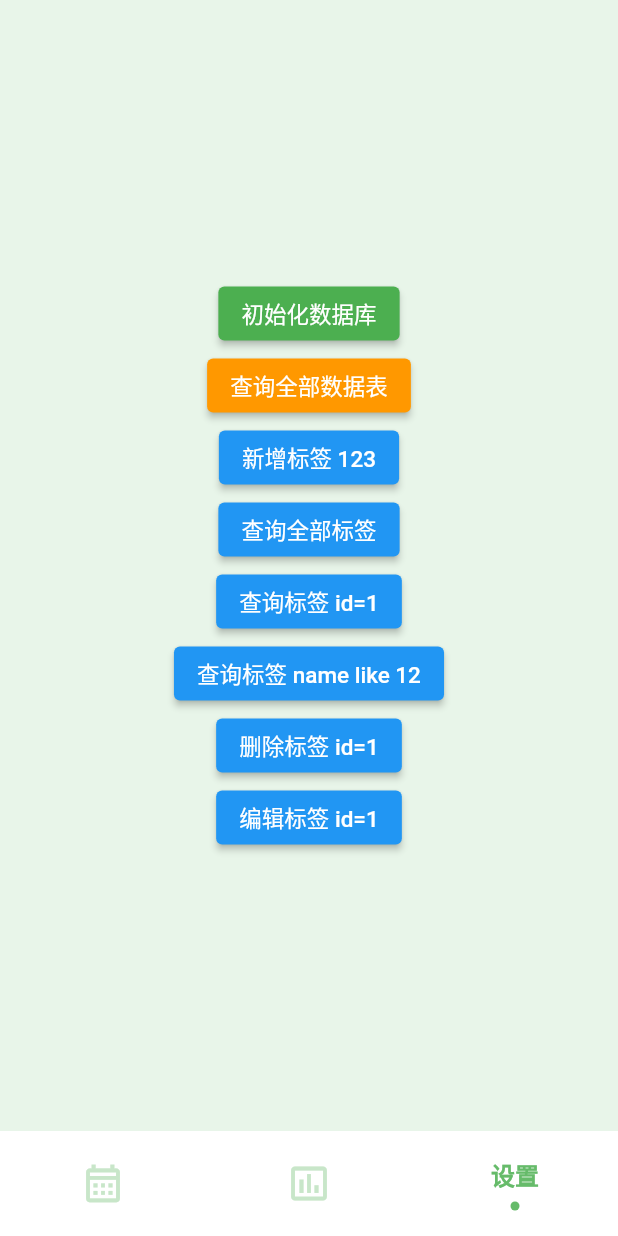
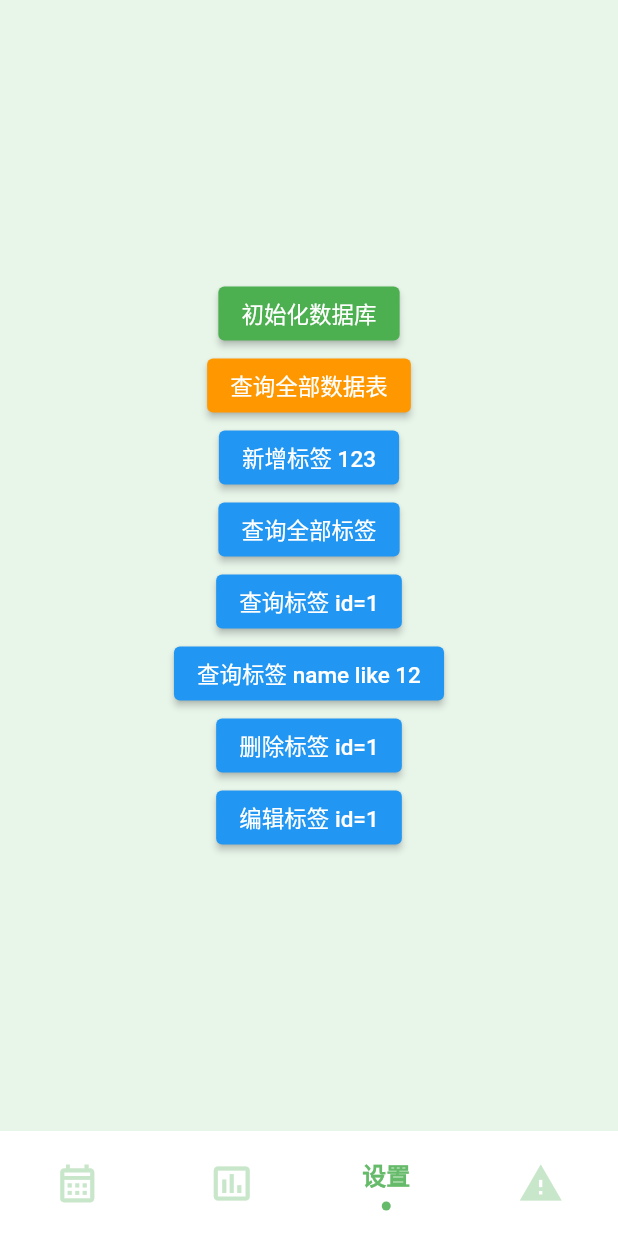
Before and after one commit to lopo12123/wohuaqianlema, a Flutter app: the screen it shows after launch, item 3 of the bottom bar chosen, after a tap on "初始化数据库", on a phone screen of 412 x 824 dp. Run offline on Flutter 3.47's test engine with Material 2 defaults, Android fonts, the phone set to English and light mode, and no system bars; drawn by our look-alikes of sliding_clipped_nav_bar; our stand-ins replace bot_toast, get, modal_bottom_sheet, sqflite, table_calendar; missing offline and left inert: animated_button_bar, flutter_swipe_button; accounts and stored records are empty; Roboto replaces fonts that are missing (PingFang).

Commit message:
test: test page

```diff
--- a/lib/home_page.dart
+++ b/lib/home_page.dart
@@ -3,6 +3,7 @@ import 'package:sliding_clipped_nav_bar/sliding_clipped_nav_bar.dart';
 import 'package:wohuaqianlema/pages/calendar_page.dart';
 import 'package:wohuaqianlema/pages/overview_page.dart';
 import 'package:wohuaqianlema/pages/setting_page.dart';
+import 'package:wohuaqianlema/pages/test_page.dart';
 
 class HomePage extends StatefulWidget {
   const HomePage({super.key});
@@ -30,6 +31,7 @@ class _HomePageState extends State<HomePage> {
           BarItem(title: '全览', icon: Icons.calendar_month_outlined),
           BarItem(title: '统计', icon: Icons.insert_chart_outlined),
           BarItem(title: '设置', icon: Icons.settings_outlined),
+          BarItem(title: '测试', icon: Icons.warning_outlined),
         ],
       ),
       body: PageView(
@@ -41,6 +43,7 @@ class _HomePageState extends State<HomePage> {
           CalendarPage(),
           OverviewPage(),
           SettingPage(),
+          TestPage(),
         ],
       ),
     );
--- /dev/null
+++ b/lib/pages/test_page.dart
@@ -0,0 +1,82 @@
+import 'package:flutter/material.dart';
+import 'package:wohuaqianlema/scripts/db.dart';
+import '../scripts/utils.dart';
+
+class TestPage extends StatefulWidget {
+  const TestPage({super.key});
+
+  @override
+  State<TestPage> createState() => _TestPageState();
+}
+
+class _TestPageState extends State<TestPage> {
+  @override
+  Widget build(BuildContext context) {
+    return Scaffold(
+      backgroundColor: Colors.green.shade50,
+      body: Center(
+        child: Column(
+          mainAxisAlignment: MainAxisAlignment.center,
+          children: [
+            ElevatedButton(
+              style: ElevatedButton.styleFrom(backgroundColor: Colors.green),
+              child: Text('初始化数据库'),
+              onPressed: () {
+                DBController.init();
+              },
+            ),
+            ElevatedButton(
+              style: ElevatedButton.styleFrom(backgroundColor: Colors.orange),
+              child: Text('查询全部数据表'),
+              onPressed: () {
+                DBController.testQueryTableList();
+              },
+            ),
+            ElevatedButton(
+              style: ElevatedButton.styleFrom(backgroundColor: Colors.blue),
+              child: Text('新增标签 123'),
+              onPressed: () {
+                DBController.addTag('123 456');
+              },
+            ),
+            ElevatedButton(
+              style: ElevatedButton.styleFrom(backgroundColor: Colors.blue),
+              child: Text('查询全部标签'),
+              onPressed: () {
+                DBController.queryTag().then((value) => safePrint(value, condition: '测试:查询全部标签'));
+              },
+            ),
+            ElevatedButton(
+              style: ElevatedButton.styleFrom(backgroundColor: Colors.blue),
+              child: Text('查询标签 id=1'),
+              onPressed: () {
+                DBController.queryTag(tagId: 1).then((value) => safePrint(value, condition: '测试:查询标签 id=1'));
+              },
+            ),
+            ElevatedButton(
+              style: ElevatedButton.styleFrom(backgroundColor: Colors.blue),
+              child: Text('查询标签 name like 12'),
+              onPressed: () {
+                DBController.queryTag(nameLike: '12').then((value) => safePrint(value, condition: '测试:查询标签 name like 12'));
+              },
+            ),
+            ElevatedButton(
+              style: ElevatedButton.styleFrom(backgroundColor: Colors.blue),
+              child: Text('删除标签 id=1'),
+              onPressed: () {
+                DBController.deleteTag(1).then((value) => safePrint(value, condition: '测试:删除标签 id=1'));
+              },
+            ),
+            ElevatedButton(
+              style: ElevatedButton.styleFrom(backgroundColor: Colors.blue),
+              child: Text('编辑标签 id=1'),
+              onPressed: () {
+                DBController.editTag(2, 'edited').then((value) => safePrint(value, condition: '测试:编辑标签 id=1'));
+              },
+            ),
+          ],
+        ),
+      ),
+    );
+  }
+}
```
